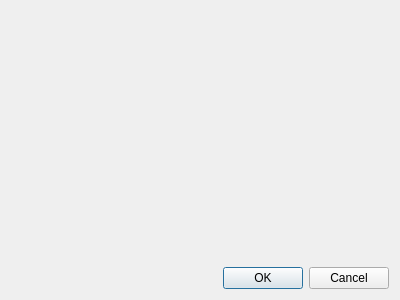
The window that src/aux_widgets/PullDlg.ui (francescmm/GitQlient) describes before a commit, drawn with Qt 5.
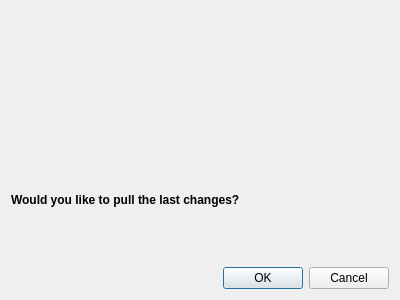
The same window after the commit.

Commit message: #69 Adding the right text to the dialog

Diff of the .ui file:
```diff
--- a/src/aux_widgets/PullDlg.ui
+++ b/src/aux_widgets/PullDlg.ui
@@ -21,6 +21,19 @@
      </property>
     </widget>
    </item>
+   <item>
+    <widget class="QLabel" name="label">
+     <property name="font">
+      <font>
+       <weight>75</weight>
+       <bold>true</bold>
+      </font>
+     </property>
+     <property name="text">
+      <string>Would you like to pull the last changes?</string>
+     </property>
+    </widget>
+   </item>
    <item>
     <widget class="QDialogButtonBox" name="buttonBox">
      <property name="orientation">
```
The commit also changes 3 other files.
